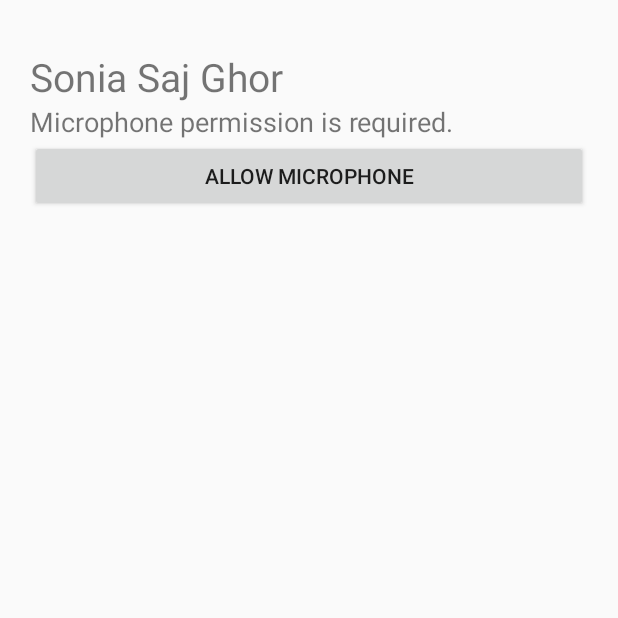
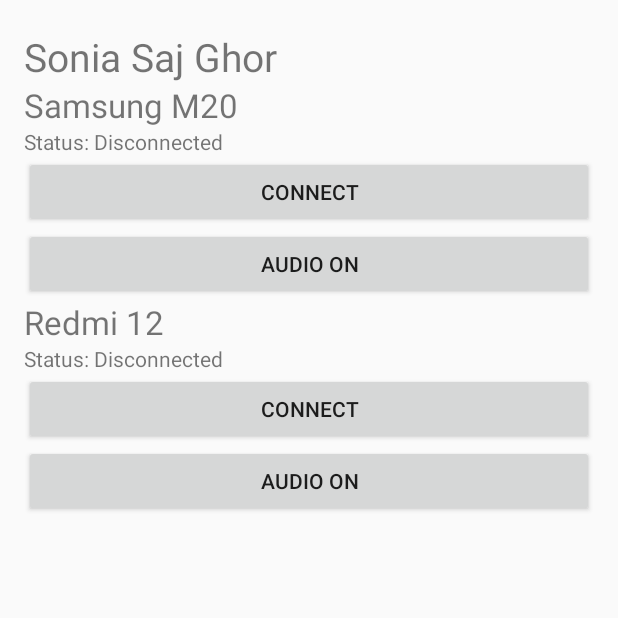
Before and after one commit to fishtech7234-ops/SoniaSajGhor, an Android app: the screen it shows after launch (MainActivity), on a phone screen of 412 x 824 dp, the top half of it. Run offline under Robolectric (Android 15) with nearby library versions, the phone set to English and light mode, and no system bars.

Commit message:
Add M20 and Redmi 12 controller screen

```diff
--- a/app/src/main/java/com/soniyasajghar/MainActivity.kt
+++ b/app/src/main/java/com/soniyasajghar/MainActivity.kt
@@ -2,81 +2,59 @@ package com.soniyasajghar
 
 import android.app.Activity
 import android.os.Bundle
-import android.Manifest
-import android.content.pm.PackageManager
 import android.widget.Button
 import android.widget.LinearLayout
 import android.widget.TextView
-import android.widget.Toast
 
 class MainActivity : Activity() {
-
-    private val micPermission = Manifest.permission.RECORD_AUDIO
-    private val requestCode = 100
-
     override fun onCreate(savedInstanceState: Bundle?) {
         super.onCreate(savedInstanceState)
 
         val layout = LinearLayout(this)
         layout.orientation = LinearLayout.VERTICAL
-        layout.setPadding(30, 50, 30, 30)
+        layout.setPadding(24, 30, 24, 20)
 
         val title = TextView(this)
         title.text = "Sonia Saj Ghor"
         title.textSize = 26f
+        layout.addView(title)
 
-        val info = TextView(this)
-        info.text = "Microphone permission is required."
-        info.textSize = 18f
+        fun addDevice(name: String) {
+            val heading = TextView(this)
+            heading.text = name
+            heading.textSize = 22f
+            layout.addView(heading)
 
-        val startButton = Button(this)
-        startButton.text = "Allow Microphone"
+            val status = TextView(this)
+            status.text = "Status: Disconnected"
+            layout.addView(status)
 
-        startButton.setOnClickListener {
-            if (checkSelfPermission(micPermission) ==
-                PackageManager.PERMISSION_GRANTED) {
+            val connect = Button(this)
+            connect.text = "Connect"
+            layout.addView(connect)
 
-                Toast.makeText(
-                    this,
-                    "Microphone permission already granted",
-                    Toast.LENGTH_SHORT
-                ).show()
+            connect.setOnClickListener {
+                if (connect.text == "Connect") {
+                    connect.text = "Disconnect"
+                    status.text = "Status: Connected (Demo)"
+                } else {
+                    connect.text = "Connect"
+                    status.text = "Status: Disconnected"
+                }
+            }
 
-            } else {
-                requestPermissions(
-                    arrayOf(micPermission),
-                    requestCode
-                )
+            val audio = Button(this)
+            audio.text = "Audio ON"
+            layout.addView(audio)
+
+            audio.setOnClickListener {
+                audio.text = if (audio.text == "Audio ON") "Audio OFF" else "Audio ON"
             }
         }
 
-        layout.addView(title)
-        layout.addView(info)
-        layout.addView(startButton)
+        addDevice("Samsung M20")
+        addDevice("Redmi 12")
 
         setContentView(layout)
     }
-
-    override fun onRequestPermissionsResult(
-        requestCode: Int,
-        permissions: Array<out String>,
-        grantResults: IntArray
-    ) {
-        super.onRequestPermissionsResult(
-            requestCode,
-            permissions,
-            grantResults
-        )
-
-        if (requestCode == this.requestCode &&
-            grantResults.isNotEmpty() &&
-            grantResults[0] == PackageManager.PERMISSION_GRANTED) {
-
-            Toast.makeText(
-                this,
-                "Microphone permission granted",
-                Toast.LENGTH_SHORT
-            ).show()
-        }
-    }
 }
```
